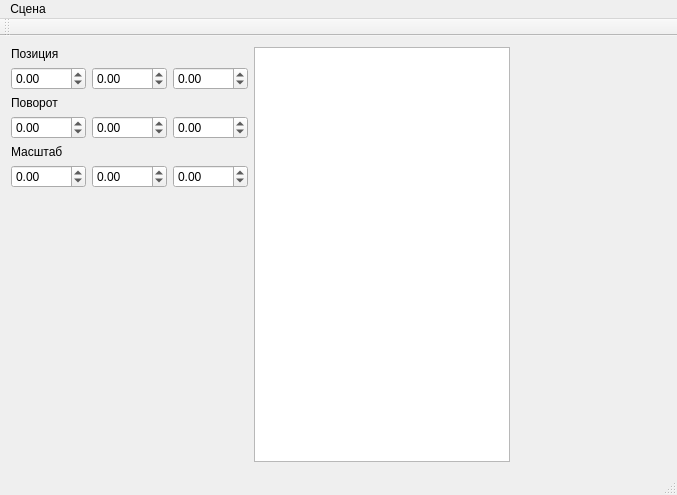
Old version of the form oop_lab3/QtImplementation/mainwindow.ui in the repository TheFunGun36/BMSTU_ObjectOrientedProgramming.
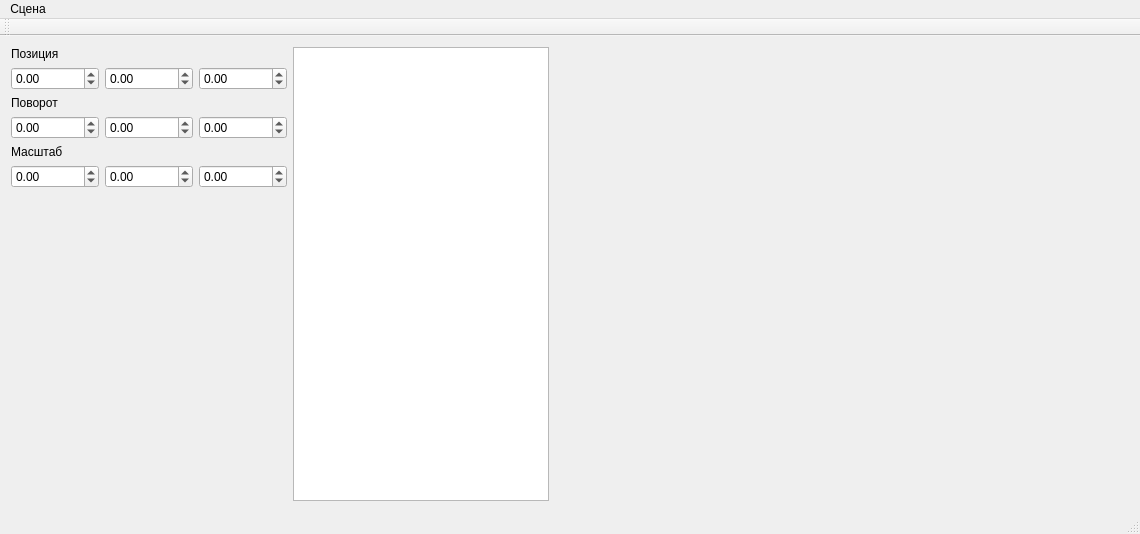
New version of the form. Custom widgets are drawn as their Qt base class.

```diff
--- a/oop_lab3/QtImplementation/mainwindow.ui
+++ b/oop_lab3/QtImplementation/mainwindow.ui
@@ -6,8 +6,8 @@
    <rect>
     <x>0</x>
     <y>0</y>
-    <width>677</width>
-    <height>495</height>
+    <width>1140</width>
+    <height>534</height>
    </rect>
   </property>
   <property name="windowTitle">
@@ -29,30 +29,39 @@
         <item>
          <widget class="QDoubleSpinBox" name="posX">
           <property name="minimum">
-           <double>-1000.000000000000000</double>
+           <double>-100000.000000000000000</double>
           </property>
           <property name="maximum">
-           <double>1000.000000000000000</double>
+           <double>100000.000000000000000</double>
+          </property>
+          <property name="singleStep">
+           <double>1.000000000000000</double>
           </property>
          </widget>
         </item>
         <item>
          <widget class="QDoubleSpinBox" name="posY">
           <property name="minimum">
-           <double>-1000.000000000000000</double>
+           <double>-100000.000000000000000</double>
           </property>
           <property name="maximum">
-           <double>1000.000000000000000</double>
+           <double>100000.000000000000000</double>
+          </property>
+          <property name="singleStep">
+           <double>1.000000000000000</double>
           </property>
          </widget>
         </item>
         <item>
          <widget class="QDoubleSpinBox" name="posZ">
           <property name="minimum">
-           <double>-1000.000000000000000</double>
+           <double>-100000.000000000000000</double>
           </property>
           <property name="maximum">
-           <double>1000.000000000000000</double>
+           <double>100000.000000000000000</double>
+          </property>
+          <property name="singleStep">
+           <double>1.000000000000000</double>
           </property>
          </widget>
         </item>
@@ -70,30 +79,39 @@
         <item>
          <widget class="QDoubleSpinBox" name="rotX">
           <property name="minimum">
-           <double>-1000.000000000000000</double>
+           <double>-100000.000000000000000</double>
           </property>
           <property name="maximum">
-           <double>1000.000000000000000</double>
+           <double>100000.000000000000000</double>
+          </property>
+          <property name="singleStep">
+           <double>1.000000000000000</double>
           </property>
          </widget>
         </item>
         <item>
          <widget class="QDoubleSpinBox" name="rotY">
           <property name="minimum">
-           <double>-1000.000000000000000</double>
+           <double>-100000.000000000000000</double>
           </property>
           <property name="maximum">
-           <double>1000.000000000000000</double>
+           <double>100000.000000000000000</double>
+          </property>
+          <property name="singleStep">
+           <double>1.000000000000000</double>
           </property>
          </widget>
         </item>
         <item>
          <widget class="QDoubleSpinBox" name="rotZ">
           <property name="minimum">
-           <double>-1000.000000000000000</double>
+           <double>-100000.000000000000000</double>
           </property>
           <property name="maximum">
-           <double>1000.000000000000000</double>
+           <double>100000.000000000000000</double>
+          </property>
+          <property name="singleStep">
+           <double>1.000000000000000</double>
           </property>
          </widget>
         </item>
@@ -111,30 +129,39 @@
         <item>
          <widget class="QDoubleSpinBox" name="scaleX">
           <property name="minimum">
-           <double>-1000.000000000000000</double>
+           <double>-100000.000000000000000</double>
           </property>
           <property name="maximum">
-           <double>1000.000000000000000</double>
+           <double>100000.000000000000000</double>
+          </property>
+          <property name="singleStep">
+           <double>1.000000000000000</double>
           </property>
          </widget>
         </item>
         <item>
          <widget class="QDoubleSpinBox" name="scaleY">
           <property name="minimum">
-           <double>-1000.000000000000000</double>
+           <double>-100000.000000000000000</double>
           </property>
           <property name="maximum">
-           <double>1000.000000000000000</double>
+           <double>100000.000000000000000</double>
+          </property>
+          <property name="singleStep">
+           <double>1.000000000000000</double>
           </property>
          </widget>
         </item>
         <item>
          <widget class="QDoubleSpinBox" name="scaleZ">
           <property name="minimum">
-           <double>-1000.000000000000000</double>
+           <double>-100000.000000000000000</double>
           </property>
           <property name="maximum">
-           <double>1000.000000000000000</double>
+           <double>100000.000000000000000</double>
+          </property>
+          <property name="singleStep">
+           <double>1.000000000000000</double>
           </property>
          </widget>
         </item>
@@ -182,7 +209,7 @@
     <rect>
      <x>0</x>
      <y>0</y>
-     <width>677</width>
+     <width>1140</width>
      <height>22</height>
     </rect>
    </property>
```
